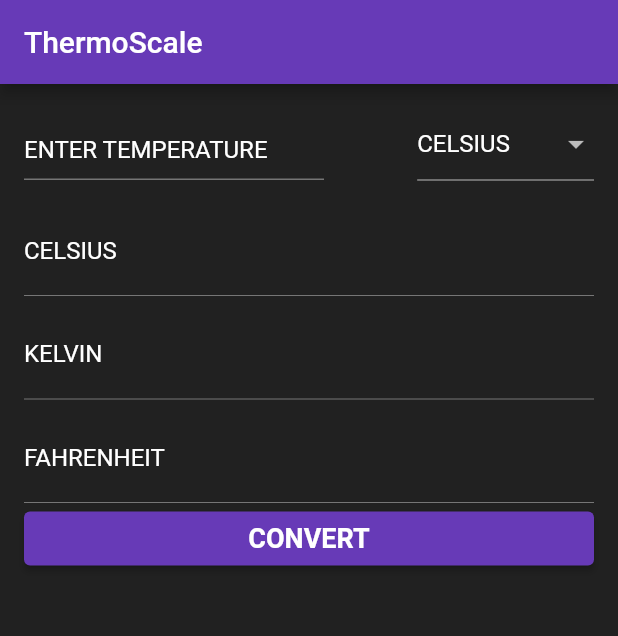
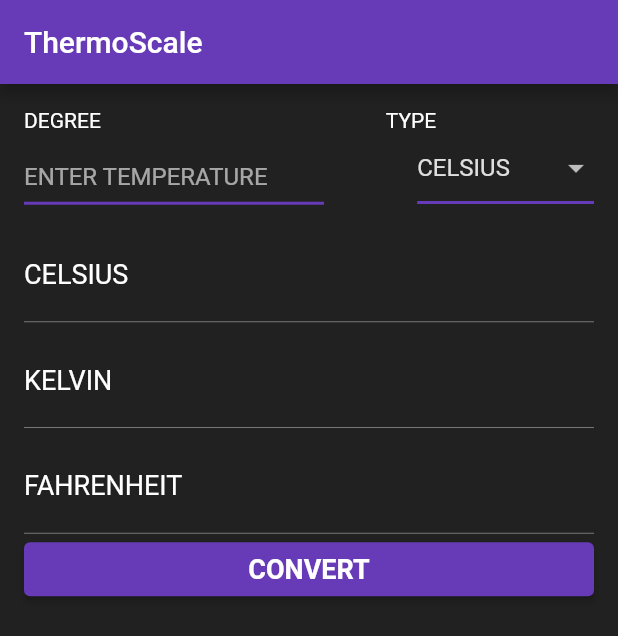
Before and after one commit to ilakshaygupt/flutter_demo_app, a Flutter app: the screen it shows after launch, on a phone screen of 412 x 824 dp. Shown: the top 636 px of the screen. Run offline on Flutter 3.47's test engine with Material 2 defaults, Android fonts, the phone set to English and light mode, and no system bars; our stand-ins replace google_fonts.

Commit message:
bug changes and improved ui

```diff
--- a/temp_converter/lib/main.dart
+++ b/temp_converter/lib/main.dart
@@ -100,21 +100,43 @@ class _MyHomePageState extends State<MyHomePage> {
       body: Padding(
         padding: const EdgeInsets.all(16.0),
         child: Column(
-          crossAxisAlignment: CrossAxisAlignment.end,
+          crossAxisAlignment: CrossAxisAlignment.start,
           children: [
+            const Row(
+              children: [
+                Text(
+                  'DEGREE',
+                ),
+                SizedBox(
+                  width: 190,
+                ),
+                Text('TYPE')
+              ],
+            ),
             Row(
               mainAxisAlignment: MainAxisAlignment.spaceBetween,
               children: [
                 SizedBox(
-                  height: 40,
+                  height: 41,
                   child: SizedBox(
                     width: 200,
                     child: TextField(
                       controller: celsiusController,
                       keyboardType: TextInputType.number,
+                      cursorColor: Colors.deepPurple,
                       decoration: const InputDecoration(
-                        labelText: 'ENTER TEMPERATURE',
-                        labelStyle: TextStyle(color: Colors.white),
+                        enabledBorder: UnderlineInputBorder(
+                          borderSide:
+                              BorderSide(color: Colors.deepPurple, width: 2.0),
+                        ),
+                        focusedBorder: UnderlineInputBorder(
+                          borderSide:
+                              BorderSide(color: Colors.deepPurple, width: 2.0),
+                        ),
+                        hintText: ('ENTER TEMPERATURE'),
+                        labelStyle: TextStyle(
+                          color: Colors.white,
+                        ),
                       ),
                     ),
                   ),
@@ -131,8 +153,7 @@ class _MyHomePageState extends State<MyHomePage> {
                           (category) => DropdownMenuItem(
                             value: category,
                             child: Container(
-                              height:
-                                  56, // Set the height to match the TextButton
+                              height: 56,
                               alignment: Alignment.center,
                               child: Text(
                                 category
@@ -140,7 +161,8 @@ class _MyHomePageState extends State<MyHomePage> {
                                     .split('.')
                                     .last
                                     .toUpperCase(),
-                                style: const TextStyle(color: Colors.white),
+                                style: const TextStyle(
+                                    color: Color.fromARGB(218, 255, 255, 255)),
                               ),
                             ),
                           ),
@@ -154,6 +176,17 @@ class _MyHomePageState extends State<MyHomePage> {
                         selectedTemp = value;
                       });
                     },
+                    underline: Container(
+                      height: 2,
+                      decoration: const BoxDecoration(
+                        border: Border(
+                          bottom: BorderSide(
+                            color: Colors.deepPurple,
+                            width: 2.0,
+                          ),
+                        ),
+                      ),
+                    ),
                   ),
                 ),
               ],
@@ -168,7 +201,7 @@ class _MyHomePageState extends State<MyHomePage> {
                   enabled: false,
                   decoration: const InputDecoration(
                     labelText: 'CELSIUS',
-                    labelStyle: TextStyle(color: Colors.white),
+                    labelStyle: TextStyle(color: Colors.white, fontSize: 18),
                   ),
                 ),
                 const SizedBox(
@@ -179,7 +212,7 @@ class _MyHomePageState extends State<MyHomePage> {
                   enabled: false,
                   decoration: const InputDecoration(
                     labelText: 'KELVIN',
-                    labelStyle: TextStyle(color: Colors.white),
+                    labelStyle: TextStyle(color: Colors.white, fontSize: 18),
                   ),
                 ),
                 const SizedBox(
@@ -190,7 +223,7 @@ class _MyHomePageState extends State<MyHomePage> {
                   enabled: false,
                   decoration: const InputDecoration(
                     labelText: 'FAHRENHEIT',
-                    labelStyle: TextStyle(color: Colors.white),
+                    labelStyle: TextStyle(color: Colors.white, fontSize: 18),
                   ),
                 ),
               ],
```
